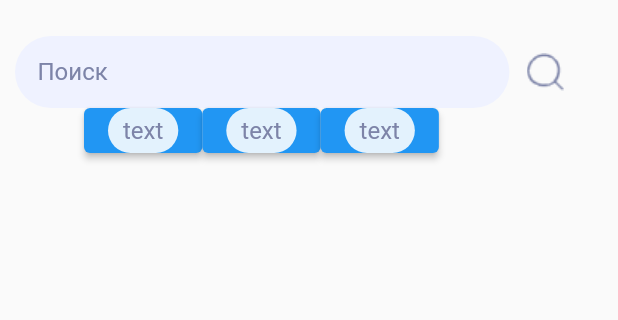
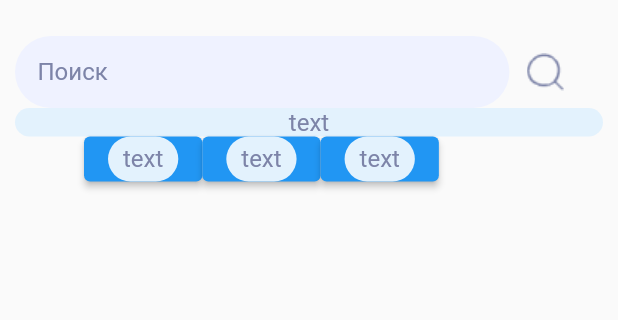
Before and after one commit to 4eKHyTblyi/Famalys, a Flutter app: the SearchPage screen opened directly, on a phone screen of 412 x 824 dp, the part 63-383 px from its top. Run offline on Flutter 3.47's test engine with Material 2 defaults, Android fonts, the phone set to English and light mode, and no system bars; our stand-ins replace cloud_firestore, convex_bottom_bar, firebase_auth, firebase_core, flutter_translate, font_awesome_flutter and 3 more; missing offline and left inert: figma_to_flutter, flutter_login_vk; accounts and stored records are empty; statements that could not run were skipped.

Commit message:
search-page

```diff
--- a/lib/pages/search_page.dart
+++ b/lib/pages/search_page.dart
@@ -44,6 +44,7 @@ class _SearchPageState extends State<SearchPage> {
           child: Column(children: [
             HelperFunctions.searchInput(
                 context, MediaQuery.of(context).size.width * 0.8),
+            HelperFunctions.tab("text"),
             SizedBox(
               width: 300,
               height: 30,
@@ -51,7 +52,9 @@ class _SearchPageState extends State<SearchPage> {
                 scrollDirection: Axis.horizontal,
                 children: [
                   ElevatedButton(
-                      onPressed: () {}, child: HelperFunctions.tab("text")),
+                    onPressed: () {},
+                    child: HelperFunctions.tab("text"),
+                  ),
                   ElevatedButton(
                       onPressed: () {}, child: HelperFunctions.tab("text")),
                   ElevatedButton(
```
